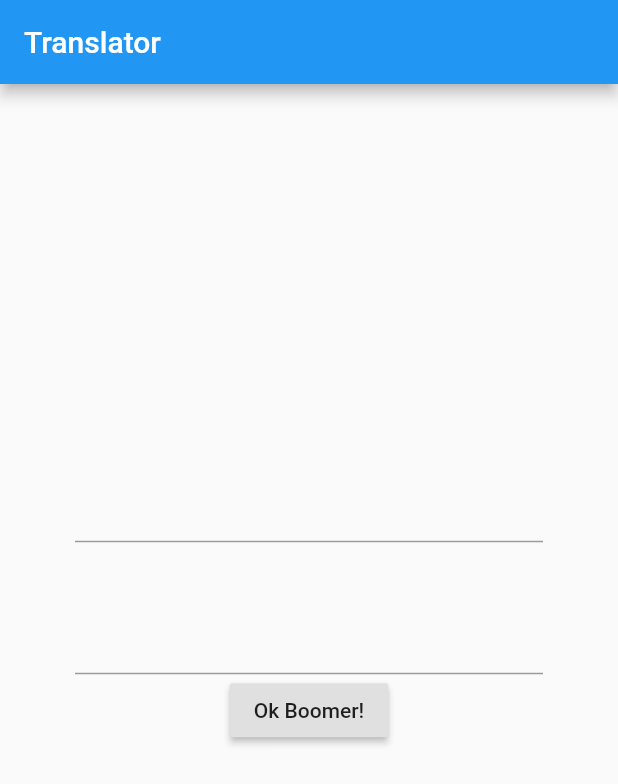
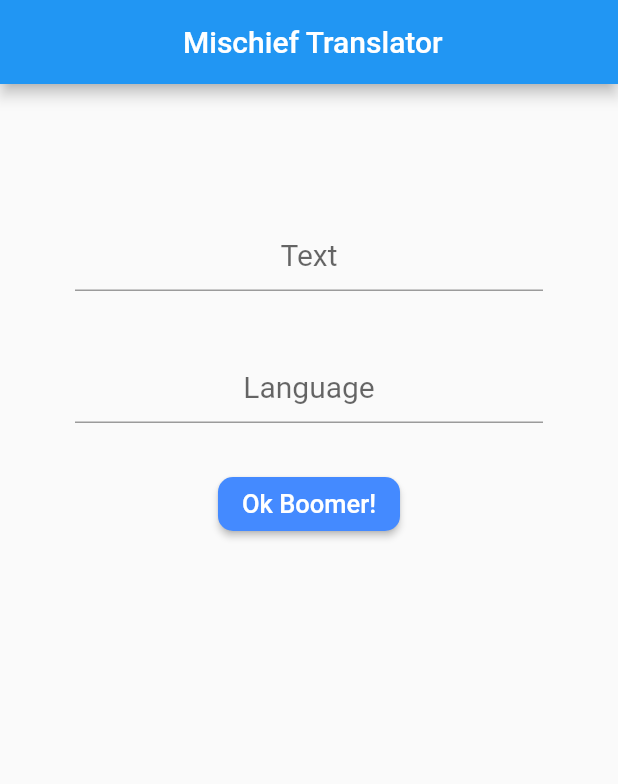
Before and after one commit to Silly-Hack-MLH/Sillytranslator-UI, a Flutter app: the screen it shows after launch, on a phone screen of 412 x 824 dp. Shown: the top 784 px of the screen. Run offline on Flutter 3.47's test engine with Material 2 defaults, Android fonts, the phone set to English and light mode, and no system bars; missing offline and left inert: translator.

Commit message:
improved look

```diff
--- a/lib/translator.dart
+++ b/lib/translator.dart
@@ -145,17 +145,20 @@ class _HomeState extends State<Home> {
   Widget build(BuildContext context) {
     return Scaffold(
       appBar: AppBar(
-          title: Text("Translator"),
+        title: Center(child: Text(" Mischief Translator")),
       ),
       body: Padding(
         padding: const EdgeInsets.all(50.0),
-          child: Container(
-            height: MediaQuery.of(context).size.height,
-            width: MediaQuery.of(context).size.width,
+        child: SingleChildScrollView(
           child: Column(
-              mainAxisAlignment: MainAxisAlignment.center,
             children: <Widget>[
+              SizedBox(
+                height: 40,
+              ),
               TextField(
+                textAlign: TextAlign.center,
+                decoration: new InputDecoration(hintText: 'Text'),
+                style: TextStyle(fontSize: 20),
                 onChanged: (value) {
                   url =
                       "https://sillytranslator.herokuapp.com/translate?text=" +
@@ -166,9 +169,19 @@ class _HomeState extends State<Home> {
                 height: 40,
               ),
               TextField(
+                textAlign: TextAlign.center,
+                decoration: new InputDecoration(hintText: 'Language'),
+                style: TextStyle(fontSize: 20),
                 controller: lang,
               ),
+              SizedBox(
+                height: 30,
+              ),
               RaisedButton(
+                textColor: Colors.white,
+                color: Colors.blueAccent,
+                shape: RoundedRectangleBorder(
+                    borderRadius: BorderRadius.circular(10)),
                 onPressed: () async {
                   Data = await Getdata(url);
                   var DecodedData = jsonDecode(Data);
@@ -178,18 +191,21 @@ class _HomeState extends State<Home> {
                   print(res);
                   trans(res);
                 },
-                  child: Text("Ok Boomer!"),
+                child: Text('Ok Boomer!', style: TextStyle(fontSize: 17)),
               ),
               SizedBox(
                 height: 40,
               ),
-                Text(
+              Container(
+                child: Text(
                   out.toString(),
                   style: TextStyle(fontSize: 25),
+                ),
               )
             ],
           ),
         ),
-        ));
+      ),
+    );
   }
 }
```
Lines whose indentation alone changed are shown as unchanged.
